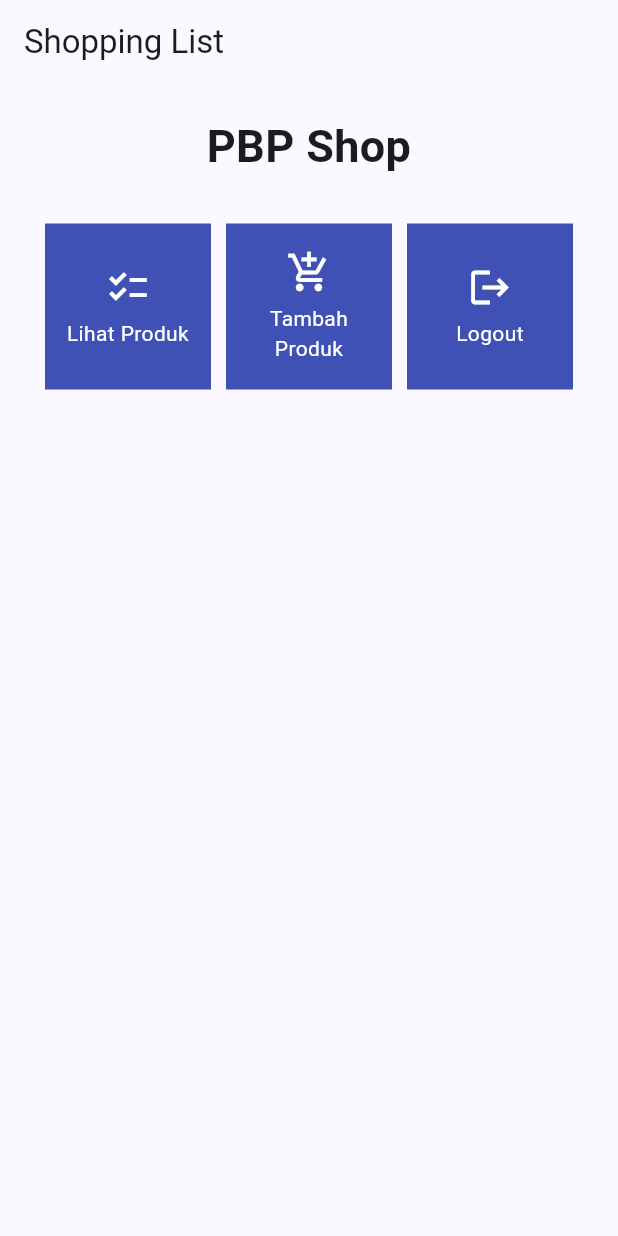
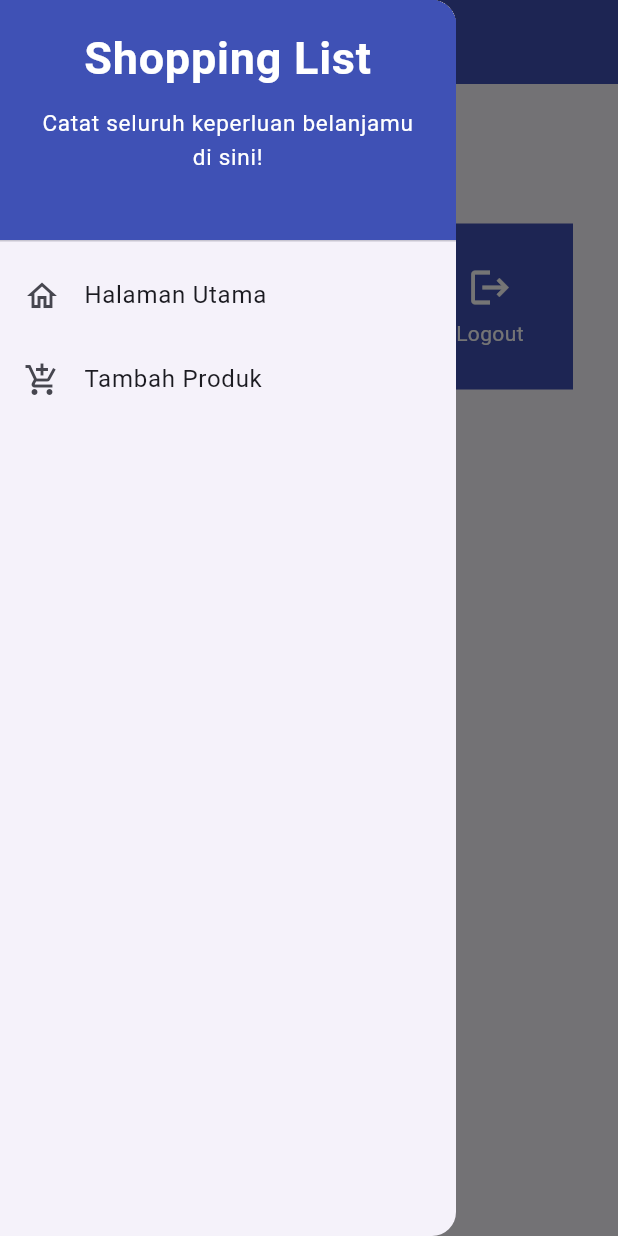
Before and after one commit to fikriwahab/shopping-list-mobile, a Flutter app: the screen it shows after launch, with the side drawer open (before the commit the screen has no drawer), on a phone screen of 412 x 824 dp. Run offline on Flutter 3.47's test engine with Material 2 defaults, Android fonts, the light colour scheme and no system bars.

Commit message:
tutorial 7 selesai

```diff
--- a/lib/main.dart
+++ b/lib/main.dart
@@ -1,5 +1,6 @@
 import 'package:flutter/material.dart';
-import 'package:shopping_listmobile/menu.dart';
+import 'package:shopping_listmobile/screens/menu.dart';
+
 
 void main() {
   runApp(const MyApp());
--- a/lib/menu.dart
+++ b/lib/screens/menu.dart
@@ -1,4 +1,6 @@
 import 'package:flutter/material.dart';
+import 'package:shopping_listmobile/widgets/left_drawer.dart';
+import 'package:shopping_listmobile/widgets/shop_card.dart';
 
 class MyHomePage extends StatelessWidget {
   MyHomePage({Key? key}) : super(key: key);
@@ -14,7 +16,10 @@
     return Scaffold(
       appBar: AppBar(
         title: const Text('Shopping List'),
+        backgroundColor: Colors.indigo,
+        foregroundColor: Colors.white,
       ),
+      drawer: const LeftDrawer(),
       body: SingleChildScrollView(
         child: Padding(
           padding: const EdgeInsets.all(10.0),
@@ -49,52 +54,3 @@
     );
   }
 }
-
-class ShopItem {
-  final String name;
-  final IconData icon;
-
-  ShopItem(this.name, this.icon);
-}
-
-class ShopCard extends StatelessWidget {
-  final ShopItem item;
-
-  const ShopCard(this.item, {super.key});
-
-  @override
-  Widget build(BuildContext context) {
-    return Material(
-      color: Colors.indigo,
-      child: InkWell(
-        onTap: () {
-          ScaffoldMessenger.of(context)
-            ..hideCurrentSnackBar()
-            ..showSnackBar(SnackBar(
-                content: Text("Kamu telah menekan tombol ${item.name}!")));
-        },
-        child: Container(
-          padding: const EdgeInsets.all(8),
-          child: Center(
-            child: Column(
-              mainAxisAlignment: MainAxisAlignment.center,
-              children: [
-                Icon(
-                  item.icon,
-                  color: Colors.white,
-                  size: 30.0,
-                ),
-                const Padding(padding: EdgeInsets.all(3)),
-                Text(
-                  item.name,
-                  textAlign: TextAlign.center,
-                  style: const TextStyle(color: Colors.white),
-                ),
-              ],
-            ),
-          ),
-        ),
-      ),
-    );
-  }
-}
--- /dev/null
+++ b/lib/widgets/left_drawer.dart
@@ -0,0 +1,70 @@
+import 'package:flutter/material.dart';
+import 'package:shopping_listmobile/screens/menu.dart';
+import 'package:shopping_listmobile/screens/shoplist_form.dart';
+
+class LeftDrawer extends StatelessWidget {
+  const LeftDrawer({super.key});
+
+  @override
+  Widget build(BuildContext context) {
+    return Drawer(
+      child: ListView(
+        children: [
+          const DrawerHeader(
+            decoration: BoxDecoration(
+              color: Colors.indigo,
+            ),
+            child: Column(
+              children: [
+                Text(
+                  'Shopping List',
+                  textAlign: TextAlign.center,
+                  style: TextStyle(
+                    fontSize: 30,
+                    fontWeight: FontWeight.bold,
+                    color: Colors.white,
+                  ),
+                ),
+                Padding(
+                  padding: EdgeInsets.all(10),
+                  child: Text(
+                    "Catat seluruh keperluan belanjamu di sini!",
+                    textAlign: TextAlign.center,
+                    style: TextStyle(
+                      fontSize: 15,
+                      color: Colors.white,
+                      fontWeight: FontWeight.normal,
+                    ),
+                  ),
+                ),
+              ],
+            ),
+          ),
+          ListTile(
+            leading: const Icon(Icons.home_outlined),
+            title: const Text('Halaman Utama'),
+            onTap: () {
+              Navigator.pushReplacement(
+                  context,
+                  MaterialPageRoute(
+                    builder: (context) => MyHomePage(),
+                  ));
+            },
+          ),
+          ListTile(
+            leading: const Icon(Icons.add_shopping_cart),
+            title: const Text('Tambah Produk'),
+            onTap: () {
+              Navigator.push(
+                context,
+                MaterialPageRoute(
+                  builder: (context) => ShopFormPage(), // Navigasi ke ShopFormPage
+                ),
+              );
+            },
+          ),
+        ],
+      ),
+    );
+  }
+}
--- /dev/null
+++ b/lib/widgets/shop_card.dart
@@ -0,0 +1,58 @@
+import 'package:flutter/material.dart';
+import 'package:shopping_listmobile/screens/shoplist_form.dart';
+
+class ShopItem {
+  final String name;
+  final IconData icon;
+
+  ShopItem(this.name, this.icon);
+}
+
+class ShopCard extends StatelessWidget {
+  final ShopItem item;
+
+  const ShopCard(this.item, {super.key});
+
+  @override
+  Widget build(BuildContext context) {
+    return Material(
+      color: Colors.indigo,
+      child: InkWell(
+        onTap: () {
+          ScaffoldMessenger.of(context)
+            ..hideCurrentSnackBar()
+            ..showSnackBar(SnackBar(
+                content: Text("Kamu telah menekan tombol ${item.name}!")));
+                    // Navigate ke route yang sesuai (tergantung jenis tombol)
+                    if (item.name == "Tambah Produk") {
+                      Navigator.push(
+                        context,
+                        MaterialPageRoute(builder: (context) => ShopFormPage()),
+                      );
+                    }
+        },
+        child: Container(
+          padding: const EdgeInsets.all(8),
+          child: Center(
+            child: Column(
+              mainAxisAlignment: MainAxisAlignment.center,
+              children: [
+                Icon(
+                  item.icon,
+                  color: Colors.white,
+                  size: 30.0,
+                ),
+                const Padding(padding: EdgeInsets.all(3)),
+                Text(
+                  item.name,
+                  textAlign: TextAlign.center,
+                  style: const TextStyle(color: Colors.white),
+                ),
+              ],
+            ),
+          ),
+        ),
+      ),
+    );
+  }
+}
```
Also changed, not shown: lib/screens/shoplist_form.dart (added, +166 -0 lines), widgets/left_drawer.dart (added, +70 -0 lines).
